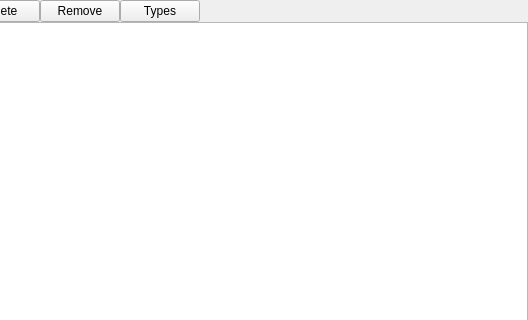
Before: the Qt Designer form src/library/relations/dlgrelations.ui in Eve00000/mixxx, drawn with Qt 5; both pictures show x 272 to 800 and y 0 to 320 of the 800 by 500 pixel window.
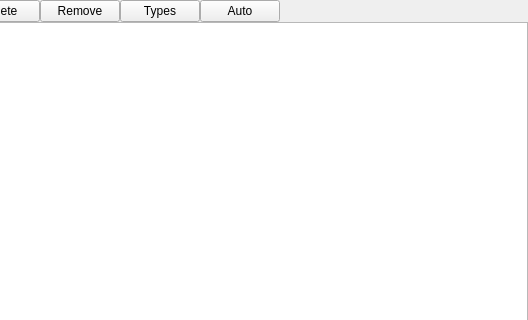
After: the same form once the commit is applied.

Commit message: add relation-autogenerator with rules for musicbrainz & CMRT

```diff
--- a/src/library/relations/dlgrelations.ui
+++ b/src/library/relations/dlgrelations.ui
@@ -122,6 +122,19 @@
                 </property>
               </widget>
             </item>
+            <item>
+              <widget class="QPushButton" name="pushButtonRelationAuto">
+                <property name="focusPolicy">
+                  <enum>Qt::NoFocus</enum>
+                </property>
+                <property name="toolTip">
+                  <string>Create relations automatically from the MusicBrainz ids of the tracks.</string>
+                </property>
+                <property name="text">
+                  <string>Auto</string>
+                </property>
+              </widget>
+            </item>
             <item>
               <spacer name="horizontalSpacer">
                 <property name="orientation">
```
The commit also changes 7 other files.
